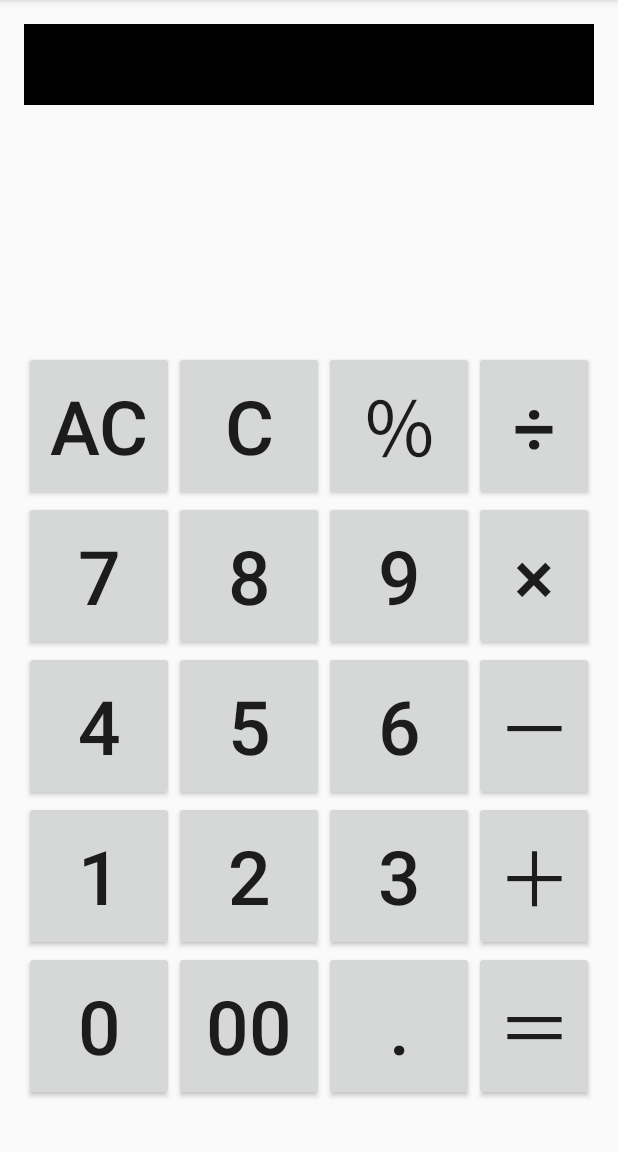
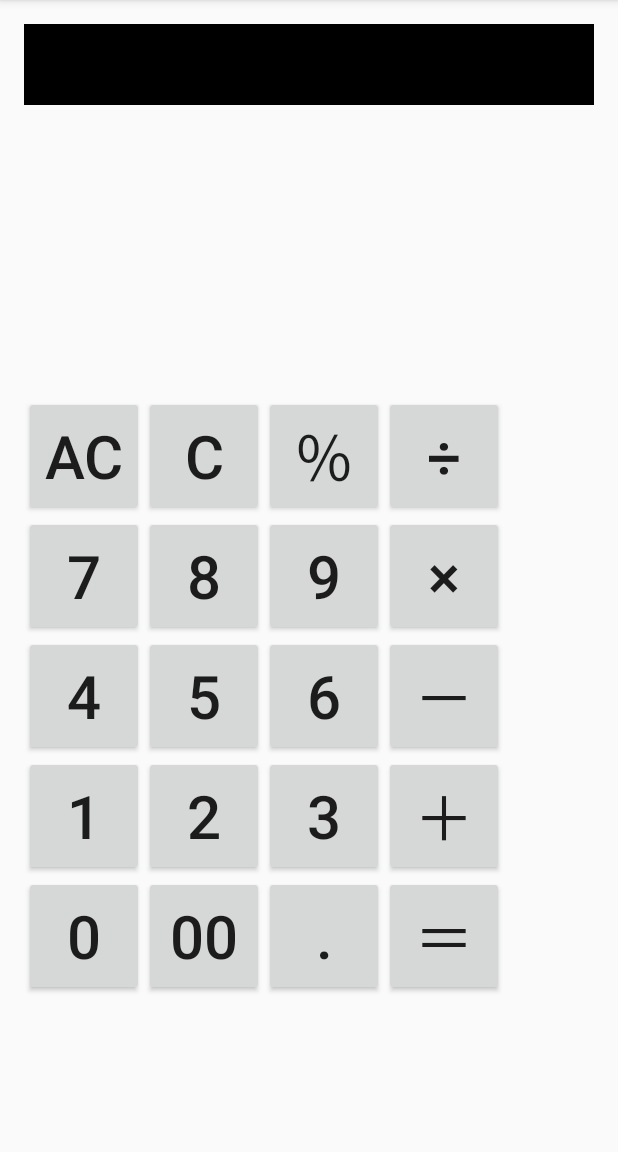
Before and after one commit to AzumiSemi/Calculator, an Android app: the screen it shows after launch (MainActivity), on a phone screen of 412 x 824 dp, the part 84-1236 px from its top. Run offline under Robolectric (Android 15) with nearby library versions, the phone set to English and light mode, and no system bars.

Commit message:
change the size of button based on mobile

```diff
--- a/app/src/main/java/com/shawn_wind/calculator/MainActivity.java
+++ b/app/src/main/java/com/shawn_wind/calculator/MainActivity.java
@@ -54,6 +54,10 @@ public class MainActivity extends AppCompatActivity {
                 result /= number;
                 break;
 
+            case  R.id.buttonPercentage:
+                result /= number;
+                break;
+
             default:
                 assert false;
                 break;
--- a/app/src/main/res/values/dimens.xml
+++ b/app/src/main/res/values/dimens.xml
@@ -2,7 +2,7 @@
     <!-- Default screen margins, per the Android Design guidelines. -->
     <dimen name="activity_horizontal_margin">16dp</dimen>
     <dimen name="activity_vertical_margin">16dp</dimen>
-    <dimen name="button_width">100dp</dimen>
-    <dimen name="button_height">100dp</dimen>
-    <dimen name="text_size">50sp</dimen>
+    <dimen name="button_width">80dp</dimen>
+    <dimen name="button_height">80dp</dimen>
+    <dimen name="text_size">40sp</dimen>
 </resources>
```
